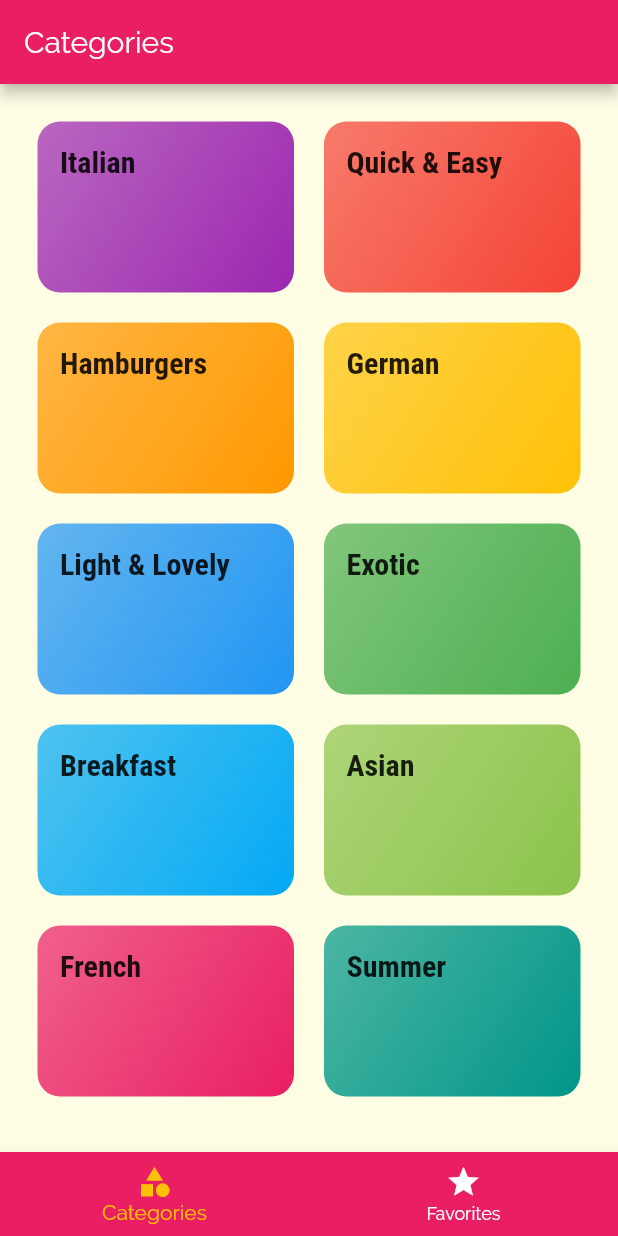
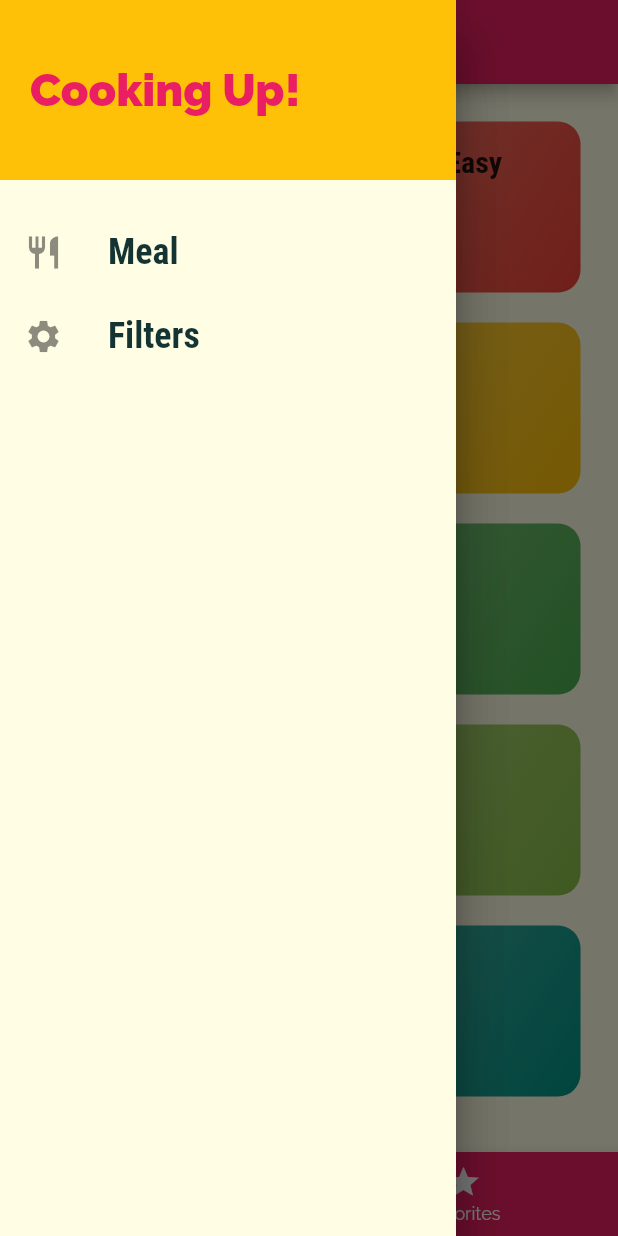
Before and after one commit to webkidt/meal-app, a Flutter app: the screen it shows after launch, with the side drawer open (before the commit the screen has no drawer), on a phone screen of 412 x 824 dp. Run offline on Flutter 3.47's test engine with Material 2 defaults, Android fonts, the phone set to English and light mode, and no system bars.

Commit message:
Adding a Custom Drawer

```diff
--- a/lib/screens/tabs_screen.dart
+++ b/lib/screens/tabs_screen.dart
@@ -2,6 +2,7 @@ import 'package:flutter/material.dart';
 
 import './categories_screen.dart';
 import './favorites_screen.dart';
+import '../widgets/main_drawer.dart';
 
 class TabsScreen extends StatefulWidget {
   @override
@@ -33,6 +34,9 @@ class _TabsScreenState extends State<TabsScreen> {
       appBar: AppBar(
         title: Text(_pages[_selectedPageIndex]['title']),
       ),
+      drawer: Drawer(
+        child: MainDrawer(),
+      ),
       body: _pages[_selectedPageIndex]['page'],
       bottomNavigationBar: BottomNavigationBar(
         onTap: _selectPage,
--- /dev/null
+++ b/lib/widgets/main_drawer.dart
@@ -0,0 +1,55 @@
+import 'package:flutter/material.dart';
+
+class MainDrawer extends StatelessWidget {
+  Widget buildListTile(String title, IconData icon) {
+    return ListTile(
+      leading: Icon(
+        icon,
+        size: 26,
+      ),
+      title: Text(
+        title,
+        style: TextStyle(
+          fontFamily: 'RobotoCondensed',
+          fontSize: 24,
+          fontWeight: FontWeight.bold,
+        ),
+      ),
+      onTap: () {},
+    );
+  }
+
+  @override
+  Widget build(BuildContext context) {
+    return Drawer(
+      child: Column(
+        children: [
+          Container(
+            height: 120,
+            width: double.infinity,
+            padding: EdgeInsets.all(20),
+            alignment: Alignment.centerLeft,
+            color: Theme.of(context).accentColor,
+            child: Text(
+              'Cooking Up!',
+              style: TextStyle(
+                fontWeight: FontWeight.w900,
+                fontSize: 30,
+                color: Theme.of(context).primaryColor,
+              ),
+            ),
+          ),
+          SizedBox(height: 20),
+          buildListTile(
+            'Meal',
+            Icons.restaurant,
+          ),
+          buildListTile(
+            'Filters',
+            Icons.settings,
+          ),
+        ],
+      ),
+    );
+  }
+}
```
